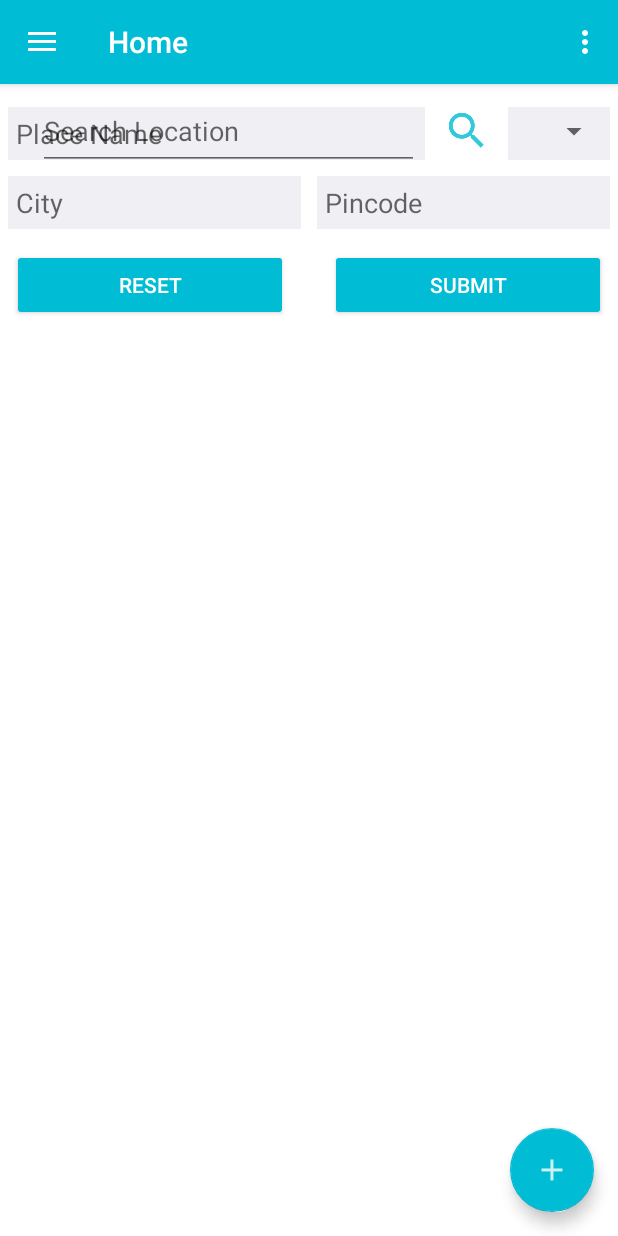
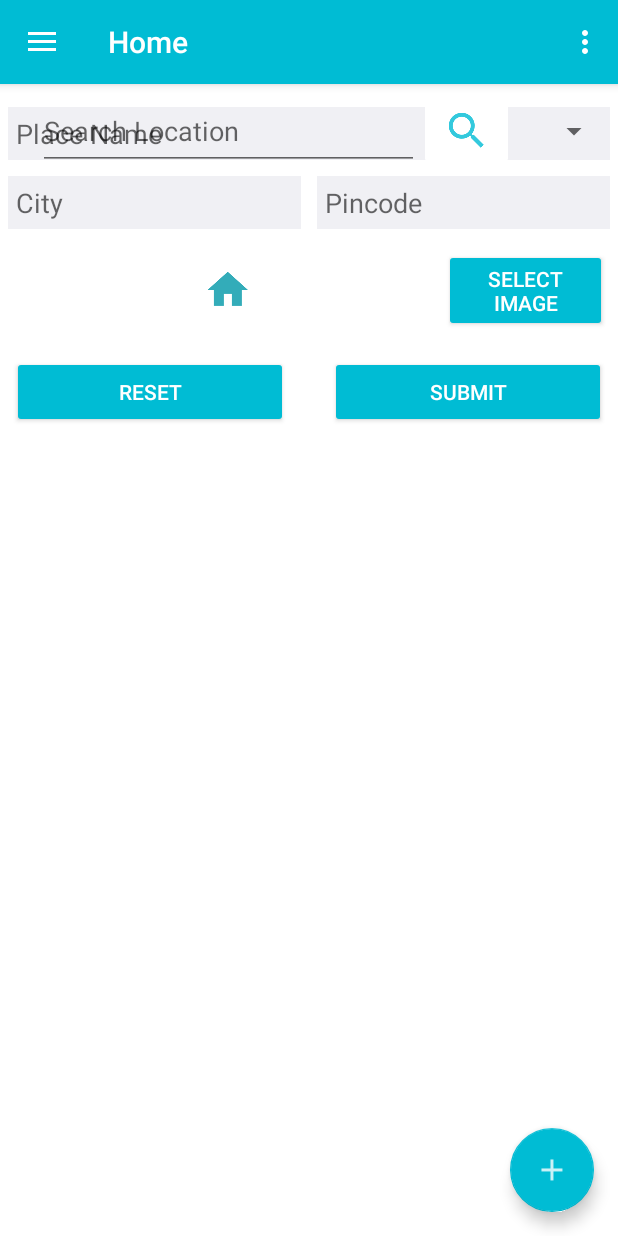
Before and after one commit to taaniya1989/Pool-In, an Android app: the fragment AddTripFragment placed in its activity, on a phone screen of 412 x 824 dp. Run offline under Robolectric (Android 15) with nearby library versions, the phone set to English and light mode, and no system bars; our stand-ins replace Firebase (no records; nobody signed in at launch, a user with empty details on screens opened directly), Picasso; pictures from the network do not load.

Commit message:
selectimage preview while adding trip for tripping

```diff
--- a/app/build.gradle
+++ b/app/build.gradle
@@ -29,5 +29,6 @@ dependencies {
     implementation 'com.google.firebase:firebase-core:12.0.1'
     implementation 'com.google.firebase:firebase-auth:12.0.1'
     implementation 'com.android.support:design:27.1.1'
+    implementation 'com.squareup.picasso:picasso:2.5.2'
 }
 apply plugin: 'com.google.gms.google-services'
--- a/app/src/main/java/edu/sdsu/tvidhate/pool_in/fragment/AddTripFragment.java
+++ b/app/src/main/java/edu/sdsu/tvidhate/pool_in/fragment/AddTripFragment.java
@@ -4,6 +4,7 @@ import android.app.DatePickerDialog;
 import android.app.TimePickerDialog;
 import android.content.Context;
 import android.content.Intent;
+import android.graphics.Bitmap;
 import android.graphics.Color;
 import android.net.Uri;
 import android.os.Bundle;
@@ -12,6 +13,7 @@ import android.support.annotation.Nullable;
 import android.support.v4.app.Fragment;
 import android.support.v4.app.FragmentTransaction;
 import android.text.TextUtils;
+import android.util.DisplayMetrics;
 import android.util.Log;
 import android.view.LayoutInflater;
 import android.view.View;
@@ -19,6 +21,7 @@ import android.view.ViewGroup;
 import android.widget.Button;
 import android.widget.DatePicker;
 import android.widget.EditText;
+import android.widget.ImageView;
 import android.widget.TextView;
 import android.widget.TimePicker;
 import android.widget.Toast;
@@ -28,6 +31,8 @@ import com.google.firebase.database.DatabaseError;
 import com.google.firebase.database.DatabaseReference;
 import com.google.firebase.database.FirebaseDatabase;
 import com.google.firebase.database.ValueEventListener;
+import com.squareup.picasso.Picasso;
+
 import java.text.DateFormat;
 import java.text.SimpleDateFormat;
 import java.util.Calendar;
@@ -43,7 +48,7 @@ import edu.sdsu.tvidhate.pool_in.helper.SharedConstants;
 import edu.sdsu.tvidhate.pool_in.helper.Utilities;
 
 public class AddTripFragment extends Fragment implements SharedConstants,View.OnClickListener {
-            // the fragment initialization parameters, e.g. ARG_ITEM_NUMBER
+            // the fragment initialization parameters, e.g. ARG_ITEM_NUMBE
     private static final String ARG_PARAM1 = "param1";
     private static final String ARG_PARAM2 = "param2";
     private OnFragmentInteractionListener mListener;
@@ -52,13 +57,14 @@ public class AddTripFragment extends Fragment implements SharedConstants,View.On
     private User mTripPoster;
     private DatabaseReference firebaseDatabaseInstanceReference;
     private FirebaseDatabase firebaseDatabaseInstance;
-            private String hasCar;
+
     //Member Variables
     private EditText mPlaceName,mPlaceCity,mPlacePinCode;
-            private EditText mSourceNeighbordhood,mSourcePin,mDestinationPin,mDestinationNeighbordhood;
-            private TextView mStartDate,mStartTime;
-            private String mDateString;
-            private Date mTripStartDate;
+    private Button mPlaceImageSelectButton;
+    private ImageView mPlaceImagePreview;
+    private String mTripImagePath;
+    private Uri mUri;
+    private int height,width;
 
     public AddTripFragment() {
                 // Required empty public constructor
@@ -99,6 +105,11 @@ public class AddTripFragment extends Fragment implements SharedConstants,View.On
         FirebaseAuth firebaseAuthInstance = FirebaseAuth.getInstance();
         Button mResetButton,mSubmitButton;
 
+        DisplayMetrics displayMetrics = new DisplayMetrics();
+        getActivity().getWindowManager().getDefaultDisplay().getMetrics(displayMetrics);
+        height = displayMetrics.heightPixels;
+        width = displayMetrics.widthPixels;
+
         if(firebaseAuthInstance.getCurrentUser()!=null)
         {
             currentUserDisplayName = firebaseAuthInstance.getCurrentUser().getDisplayName();
@@ -113,11 +124,36 @@ public class AddTripFragment extends Fragment implements SharedConstants,View.On
         mPlacePinCode = view.findViewById(R.id.placePincode);
         mResetButton = view.findViewById(R.id.add_trip_reset_button);
         mSubmitButton = view.findViewById(R.id.add_trip_submit);
+        mPlaceImageSelectButton = view.findViewById(R.id.add_trip_image_button);
+        mPlaceImagePreview = view.findViewById(R.id.placeImage);
 
         mResetButton.setOnClickListener(this);
         mSubmitButton.setOnClickListener(this);
+        mPlaceImageSelectButton.setOnClickListener(this);
 
         return view;
+    }
+
+    @Override
+    public void onActivityResult(int requestCode, int resultCode, Intent data) {
+        super.onActivityResult(requestCode, resultCode, data);
+        if(requestCode == IMAGE_SELECTED_RESULT && resultCode == MainActivity.RESULT_OK
+                && data != null && data.getData() != null)
+        {
+            mUri = data.getData();
+//            selectedImage.setImageURI(mUri);
+            Picasso.with(getContext()).load(mUri).resize(width/2,height/4).into(mPlaceImagePreview);
+            Log.i("VANILLA_INFO",mUri.toString());
+        }
+        if(requestCode == IMAGE_CAPTURED_RESULT && resultCode == MainActivity.RESULT_OK
+                && data != null ) {
+            Bitmap photo = (Bitmap) data.getExtras().get("data");
+            mUri = data.getData();
+            //selectedImage.setImageURI(mUri);
+            mPlaceImagePreview.setImageBitmap(photo);
+
+            Log.i("VANILLA_INFO",photo.toString());
+        }
     }
 
     @Override
@@ -133,9 +169,9 @@ public class AddTripFragment extends Fragment implements SharedConstants,View.On
             case R.id.add_trip_submit:
                 if(validInput())
                 {
-                    Trip newTrip = new Trip(firebaseDatabaseInstanceReference.child(FIREBASE_MY_RIDES).push().getKey(),
+                    Trip newTrip = new Trip(System.currentTimeMillis(),firebaseDatabaseInstanceReference.child(FIREBASE_MY_RIDES).push().getKey(),
                             mPlaceName.getText().toString().trim(),mPlaceCity.getText().toString().trim(),
-                            mPlacePinCode.getText().toString().trim(),System.currentTimeMillis(),mTripPoster);
+                            mPlacePinCode.getText().toString().trim(),mTripPoster,mTripImagePath);
 
                     Log.d("TPV-NOTE","uid: "+newTrip.getmTripId());
                     try{
@@ -152,6 +188,12 @@ public class AddTripFragment extends Fragment implements SharedConstants,View.On
                     Toast.makeText(getContext(),VALIDATION_FAILURE, Toast.LENGTH_SHORT).show();
                 }
 
+                break;
+
+            case R.id.add_trip_image_button:
+                Intent selectImageFromGallery = new Intent(Intent.ACTION_GET_CONTENT);
+                selectImageFromGallery.setType("image/*");
+                startActivityForResult(selectImageFromGallery, IMAGE_SELECTED_RESULT);
                 break;
         }
     }
--- a/app/src/main/java/edu/sdsu/tvidhate/pool_in/helper/SharedConstants.java
+++ b/app/src/main/java/edu/sdsu/tvidhate/pool_in/helper/SharedConstants.java
@@ -10,6 +10,8 @@ public interface SharedConstants {
     String INVALID_EMAIL = "Invalid Email ID";
     String REGISTRATION_FAILED = "Registration failed";
     String ENTER_REQUIRED_FIELDS = "Enter Required Fields";
+    int IMAGE_SELECTED_RESULT = 2;
+    int IMAGE_CAPTURED_RESULT = 3;
 
     String TRIP_STARTED = "Started";
     String TRIP_ENDED = "Ended";
--- a/app/src/main/res/layout/fragment_add_trip.xml
+++ b/app/src/main/res/layout/fragment_add_trip.xml
@@ -57,12 +57,42 @@
                 android:ems="10"
                 android:hint="@string/fromPinCode"
                 android:inputType="number"
-                android:nextFocusForward="@id/add_trip_submit"
-                android:nextFocusRight="@id/add_trip_submit"
+                android:nextFocusForward="@id/add_trip_image_button"
+                android:nextFocusRight="@id/add_trip_image_button"
                 android:padding="5dp"
                 android:textColor="#000" />
 
         </LinearLayout>
+        <LinearLayout
+            android:layout_width="match_parent"
+            android:layout_height="wrap_content"
+            android:layout_gravity="center"
+            android:layout_margin="8dp"
+            android:gravity="center"
+            android:orientation="horizontal">
+
+            <ImageView
+                android:layout_width="match_parent"
+                android:layout_height="wrap_content"
+                android:id="@+id/placeImage"
+                android:src="@drawable/ic_action_home"
+                android:layout_margin="10dp"
+                android:layout_weight="0.9"
+                />
+
+            <Button
+                android:id="@+id/add_trip_image_button"
+                android:layout_width="wrap_content"
+                android:layout_height="wrap_content"
+                android:layout_weight="0.1"
+                android:backgroundTint="@color/colorPrimary"
+                android:nextFocusForward="@id/add_trip_submit"
+                android:nextFocusRight="@id/add_trip_submit"
+                android:text="@string/select_image"
+                android:textColor="@color/white" />
+        </LinearLayout>
+
+
 
         <!--LinearLayout
             android:layout_width="match_parent"
--- a/app/src/main/res/values/strings.xml
+++ b/app/src/main/res/values/strings.xml
@@ -62,6 +62,7 @@
     <string name="userName">Username</string>
     <string name="placeTitle">Place Name</string>
     <string name="placeCity">City</string>
+    <string name="select_image">Select Image</string>
 
     <string-array name="nav_item_activity_titles">
         <item>Home</item>
```
Also changed, not shown: app/src/main/java/edu/sdsu/tvidhate/pool_in/activity/MainActivity.java (+8 -0 lines), app/src/main/java/edu/sdsu/tvidhate/pool_in/entity/Trip.java (+23 -12 lines). Lines whose indentation alone changed are shown as unchanged.
